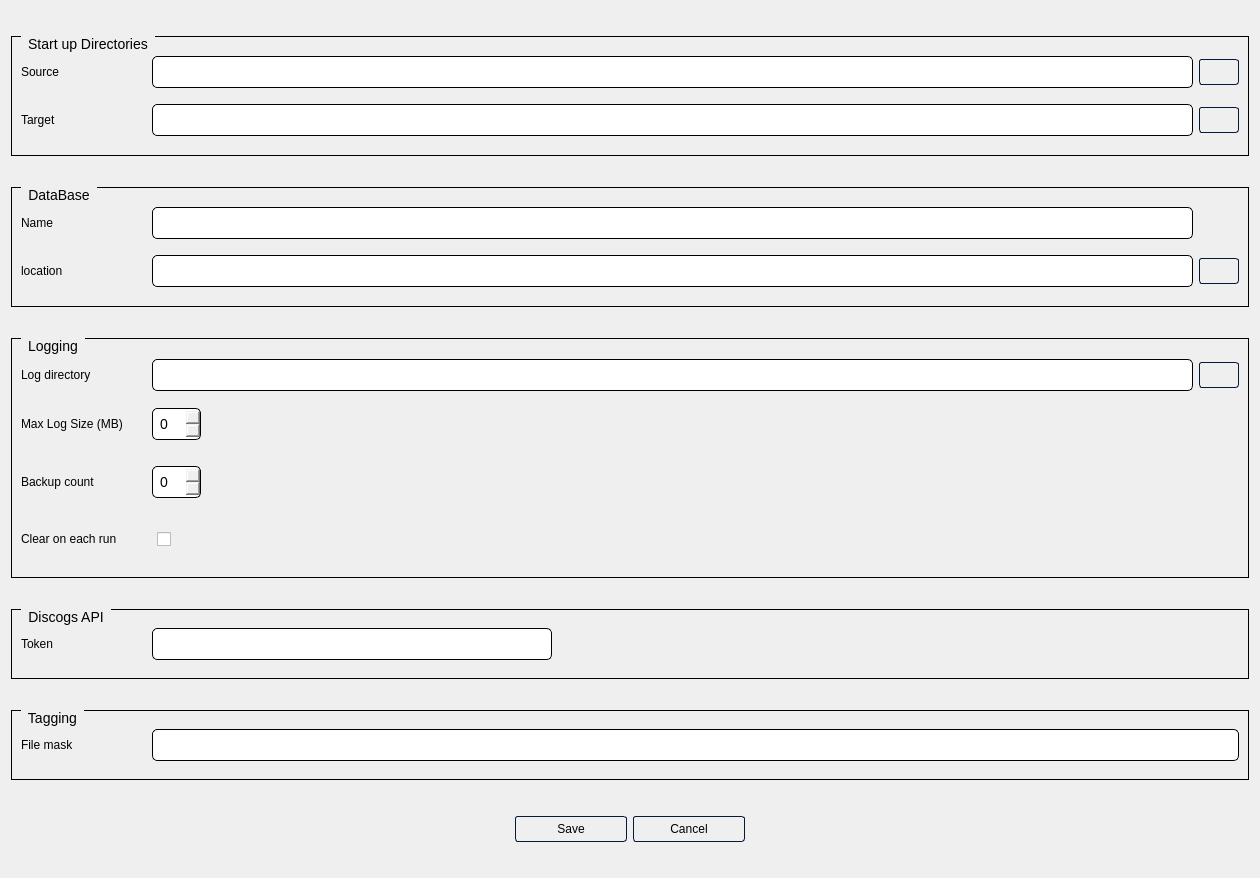
First picture: the form in src/qt/settings.ui, repository okeefo/music-catalogue, before the edit.
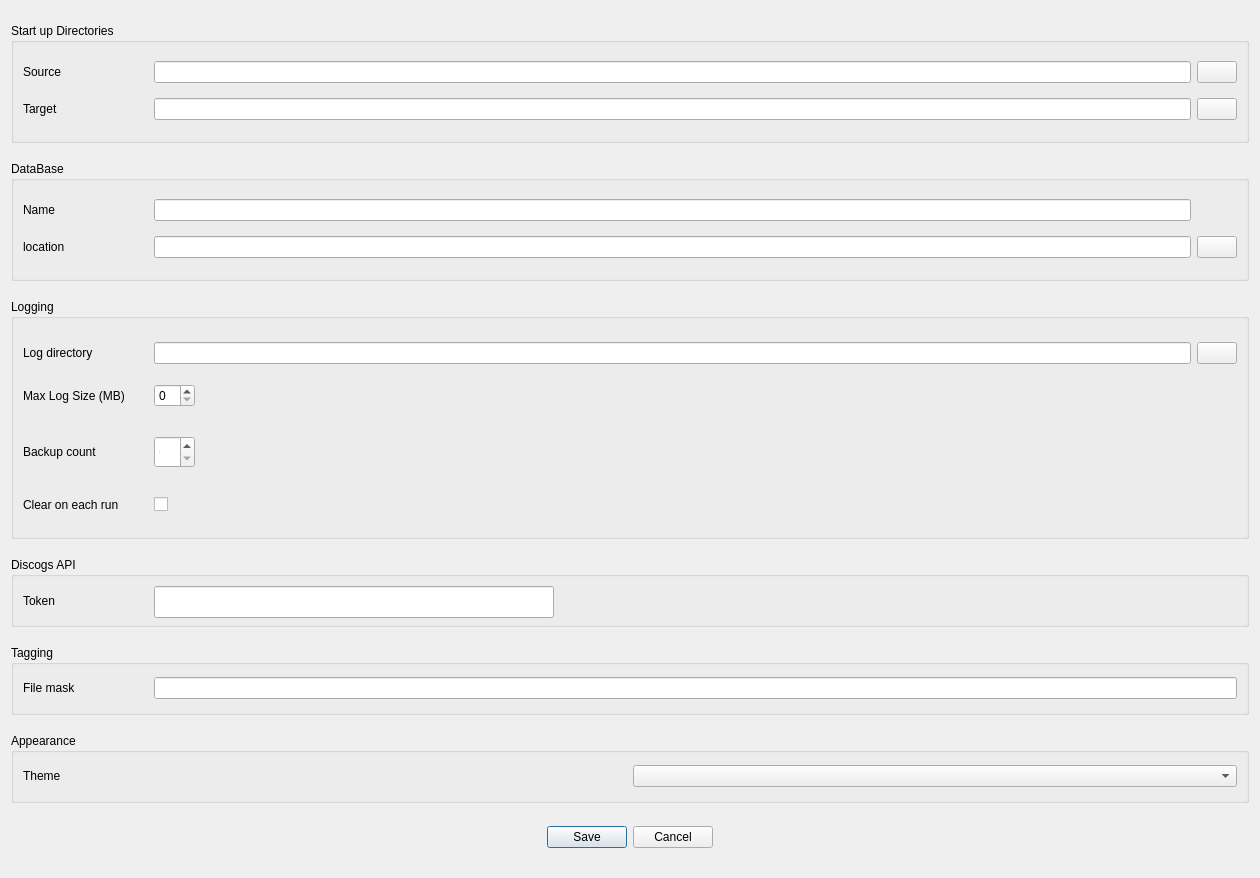
Second picture: the form after the edit. Icons and pictures are not drawn.

Commit message:
feat: theme manager experiment (parked)
ThemeManager singleton rendering a master QSS template from per-theme
palette JSONs (slate/dark/light/midnight), inline .ui styles stripped,
switching wired into an Options->Theme submenu and a Settings Appearance
combo with persistence to config.ini, custom-painted widgets (waveform,
editor, tag labels) reading palette colours, plus a qt-theming project
skill.

Parked on this branch: the rendered themes need visual design work
before this is worth adopting.

```diff
--- a/src/qt/settings.ui
+++ b/src/qt/settings.ui
@@ -20,145 +20,6 @@
    <iconset resource="../../../../music-catalogue/src/qt/resources.qrc">
     <normaloff>:/icons/icons/headphones.svg</normaloff>:/icons/icons/headphones.svg</iconset>
   </property>
-  <property name="styleSheet">
-   <string notr="true">
-
-/*-----QWidget-----
-QWidget
-{
-	background-color: rgb(92, 106, 106);
-	color: #ffffff;
-	border-color: #051a39;
-}
-
-QTreeView {
-
-     color: #ffffff;;
-     border: 1px solid black;
-      background-color: #677676;
-      alternate-background-color: #91a6a6;
-      color: black;
-      selection-background-color: #91a6a6;
-      selection-color: #ffffff
-}
-QTreeView::item {
-      padding: 5px;
-}
- QHeaderView::section {
-        background-color: rgb(92, 106, 106);;
-        color: #ffffff;
-        border: 1px solid black;
-        padding: 5px;
-}
-
-QLineEdit{
-		color: black;
-		border: 1px solid black;
-        border-radius: 10px;
-        padding: 5px;
-        selection-background-color: green;
-        selection-color: white;
-}
-*/
-QLineEdit {
-
-        min-height: 20px;
-		font-size: 14px;
-		color: black;
-		border: 1px solid black;
-        border-radius: 5px;
-        padding: 5px;
-        selection-background-color: lightgrey;
-        selection-color: black;	   
- }
-
-
-QGroupBox {
-        border: 1px solid black;
-        margin-top: 3ex; /* leave space at the top for the title */
-
-}
-QGroupBox::title {
-		color: black;
-        subcontrol-origin: margin;
-        left: 10px; /* position of the title */
-        padding: 0 5px 0 5px; /* space around the title text */
-}
-
-
-QSpinBox {
-
-        min-height: 20px;
-		font-size: 14px;
-		color: black;
-		border: 1px solid black;
-        border-radius: 5px;
-        padding: 5px;
-        selection-background-color: lightgrey;
-        selection-color: black;	   
- }
-
-
-QCheckBox {
-
-        min-height: 20px;
-		font-size: 14px;
-		color: black;
-        padding: 5px;
-        selection-background-color: lightgrey;
-        selection-color: black;	   
- }
-
-/*-----QPushButton-----*/
-QPushButton
-{
-/**	background-color:  rgb(92, 106, 106);
-	color: #ffffff;
-**/	
-   border-style: solid;
-	border-width: 1px;
-	border-radius: 3px;
-	border-color: #051a39;
-	padding: 5px;
-	width: 100
-}
-
-QPushButton::disabled
-{
-	background-color: #404040;
-	color: #656565;
-	border-color: #051a39;
-
-}
-
-
-QPushButton::hover
-{
-	background-color: lightgrey;
-	border-style: solid;
-	border-width: 1px;
-	border-radius: 3px;
-	border-color: #051a39;
-	padding: 5px;
-
-}
-
-
-QPushButton::pressed
-{
-	background-color: rgb(125, 155, 143);
-	color: #ffffff;
-	border-style: solid;
-	border-width: 1px;
-	border-radius: 3px;
-	border-color: #051a39;
-	padding: 5px;
-}
-
-QGroupBox{
-	font-size:14px
-}</string>
-  </property>
   <layout class="QVBoxLayout" name="verticalLayout">
    <item>
     <widget class="QGroupBox" name="groupBox">
@@ -570,6 +431,46 @@
      </layout>
     </widget>
    </item>
+   <item>
+    <widget class="QGroupBox" name="groupBox_appearance">
+     <property name="maximumSize">
+      <size>
+       <width>16777215</width>
+       <height>70</height>
+      </size>
+     </property>
+     <property name="title">
+      <string>Appearance</string>
+     </property>
+     <layout class="QHBoxLayout" name="horizontalLayout_appearance">
+      <item>
+       <layout class="QGridLayout" name="gridLayout_appearance">
+        <item row="0" column="0">
+         <widget class="QLabel" name="label_theme">
+          <property name="minimumSize">
+           <size>
+            <width>125</width>
+            <height>0</height>
+           </size>
+          </property>
+          <property name="font">
+           <font>
+            <pointsize>9</pointsize>
+           </font>
+          </property>
+          <property name="text">
+           <string>Theme</string>
+          </property>
+         </widget>
+        </item>
+        <item row="0" column="1">
+         <widget class="QComboBox" name="theme_combo"/>
+        </item>
+       </layout>
+      </item>
+     </layout>
+    </widget>
+   </item>
    <item>
     <spacer name="verticalSpacer">
      <property name="orientation">
@@ -594,54 +495,6 @@
        <height>0</height>
       </size>
      </property>
-     <property name="styleSheet">
-      <string notr="true">/*-----QPushButton-----*/
-QPushButton
-{
-/**	background-color:  rgb(92, 106, 106);
-	color: #ffffff;
-**/	
-   border-style: solid;
-	border-width: 1px;
-	border-radius: 3px;
-	border-color: #051a39;
-	padding: 5px;
-	width: 100
-}
-
-QPushButton::disabled
-{
-	background-color: #404040;
-	color: #656565;
-	border-color: #051a39;
-
-}
-
-
-QPushButton::hover
-{
-	background-color: lightgrey;
-	border-style: solid;
-	border-width: 1px;
-	border-radius: 3px;
-	border-color: #051a39;
-	padding: 5px;
-
-}
-
-
-QPushButton::pressed
-{
-	background-color: rgb(125, 155, 143);
-	color: #ffffff;
-	border-style: solid;
-	border-width: 1px;
-	border-radius: 3px;
-	border-color: #051a39;
-	padding: 5px;
-
-}</string>
-     </property>
      <property name="orientation">
       <enum>Qt::Horizontal</enum>
      </property>
```
The commit also changes 15 other files.
